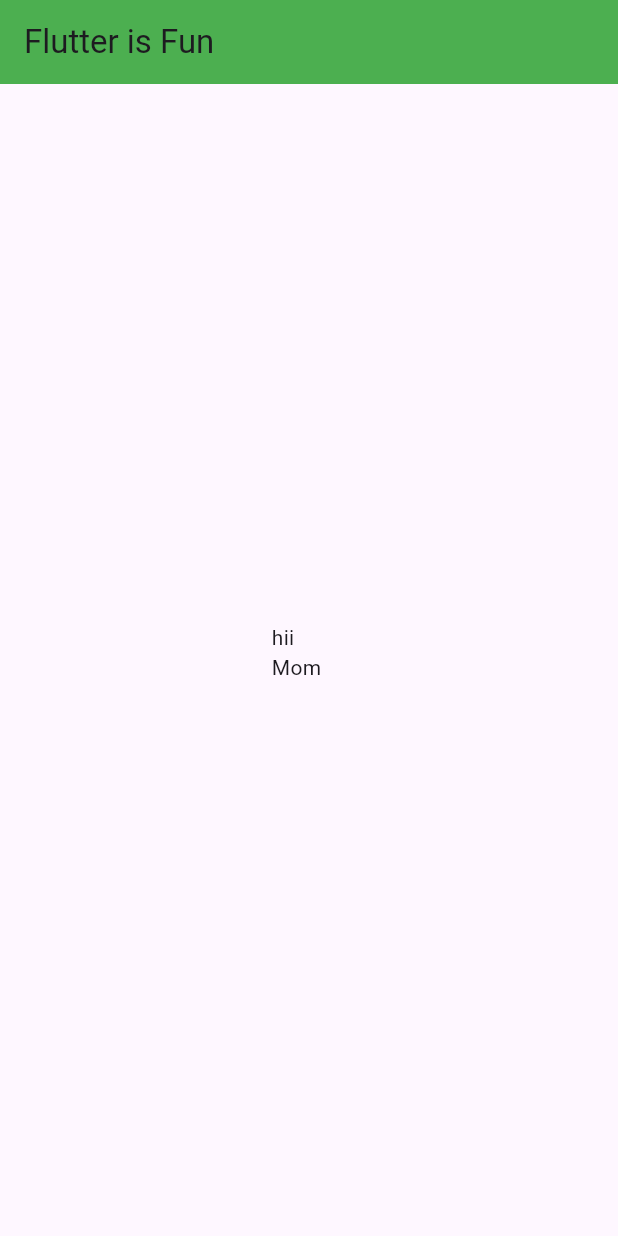
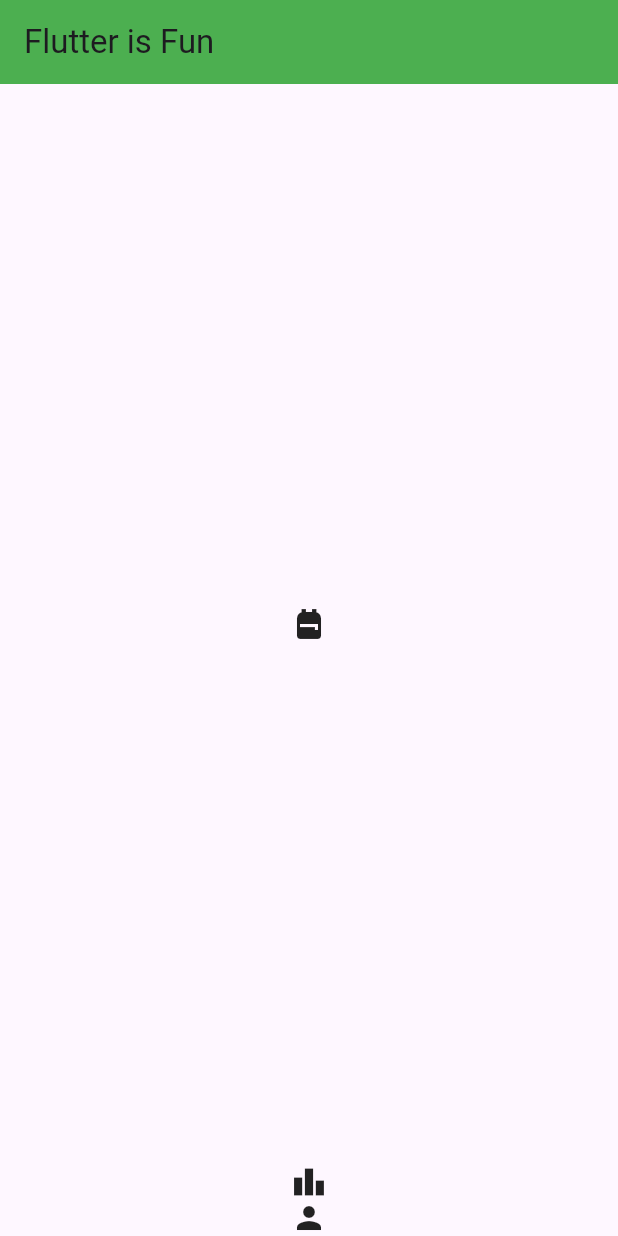
Before and after one commit to Arvindkr123/flutter_application_1, a Flutter app: the screen it shows after launch, on a phone screen of 412 x 824 dp. Run offline on Flutter 3.47's test engine with Material 3 defaults, Android fonts, the phone set to English and light mode, and no system bars.

Commit message:
added for columns items

```diff
--- a/lib/main.dart
+++ b/lib/main.dart
@@ -11,17 +11,25 @@ class MyApp extends StatelessWidget {
   @override
   Widget build(BuildContext context) {
     return MaterialApp(
+      title: 'Flutter is Fun',
       home: Scaffold(
         appBar: AppBar(
           backgroundColor: Colors.green,
           title: const Text('Flutter is Fun'),
         ),
-        body: Center(
-          child: SizedBox(
-            child: Text('hii Mom'),
-            height: 50,
-            width: 50,
-          )
+        body: SizedBox.expand(
+          child: Column(
+            mainAxisAlignment: MainAxisAlignment.start,
+            crossAxisAlignment: CrossAxisAlignment.center,
+            children: const [
+              Expanded(
+                child: Icon(Icons.backpack),
+                flex: 2,
+              ),
+              Icon(Icons.leaderboard),
+              Icon(Icons.person),
+            ],
+          ),
         ),
       ),
     );
```
